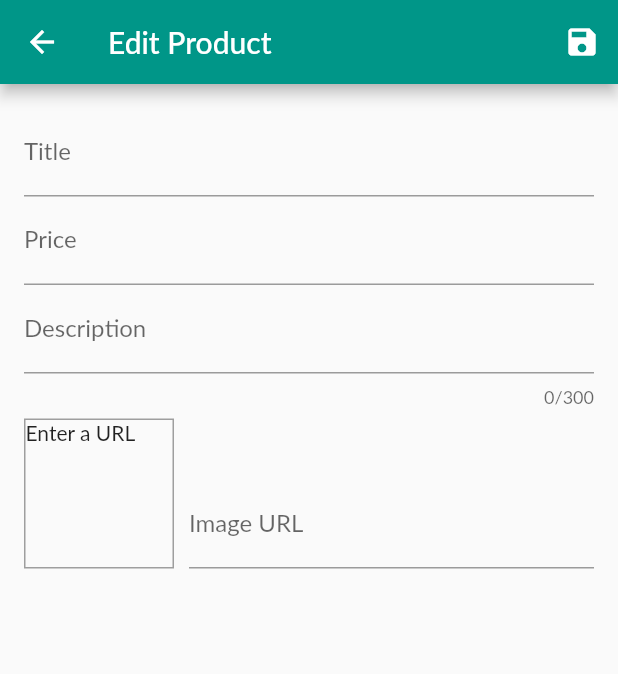
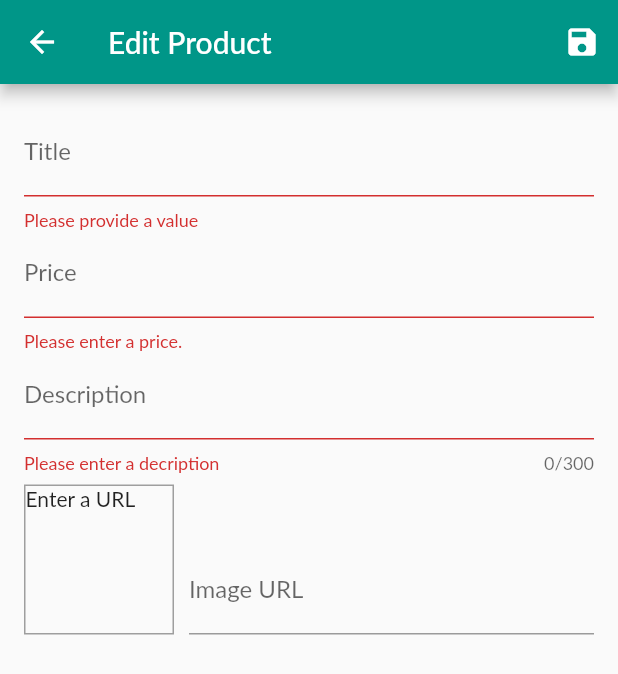
Before and after one commit to CheaVireaksat/Shopping_With_Me, a Flutter app: the EditProductScreen screen opened by its route, after a tap on the "save" icon, on a phone screen of 412 x 824 dp. Shown: the top 674 px of the screen. Run offline on Flutter 3.47's test engine with Material 2 defaults, Android fonts, the phone set to English and light mode, and no system bars; network calls fail; Roboto replaces fonts that are missing (Lato).

Commit message:
Adding validation to all input & saving new product

```diff
--- a/lib/screens/edit_product_screen.dart
+++ b/lib/screens/edit_product_screen.dart
@@ -1,6 +1,8 @@
 import 'package:flutter/material.dart';
+import 'package:provider/provider.dart';
 
 import '../providers/product.dart';
+import '../providers/products_provider.dart';
 
 class EditProductScreen extends StatefulWidget {
   static const routeName = 'edit_products';
@@ -19,17 +21,24 @@ class _EditProductScreenState extends State<EditProductScreen> {
 
   void _updateImageUrl() {
     if (!_imageUrlFocusNode.hasFocus) {
+      if ((!_imageUrlController.text.startsWith('http') &&
+              !_imageUrlController.text.startsWith('https')) ||
+          (!_imageUrlController.text.endsWith('.png') &&
+              !_imageUrlController.text.endsWith('jpg') &&
+              !_imageUrlController.text.endsWith('jpeg'))) {
+        return null;
+      }
       setState(() {});
     }
   }
 
   void _saveForm() {
+    final isValid = _form.currentState.validate();
+    if (!isValid) {
+      return;
+    }
     _form.currentState.save();
-    print(_editedProduct.title);
-    print(_editedProduct.description);
-    print(_editedProduct.price);
-    print(_editedProduct.imageUrl);
-    print(_editedProduct.id);
+    Provider.of<Products>(context, listen: false).addProduct(_editedProduct);
   }
 
   @override
@@ -68,10 +77,18 @@ class _EditProductScreenState extends State<EditProductScreen> {
           child: ListView(
             children: <Widget>[
               TextFormField(
-                decoration: InputDecoration(labelText: 'Title'),
+                decoration: InputDecoration(
+                  labelText: 'Title',
+                ),
                 textInputAction: TextInputAction.next,
                 onFieldSubmitted: (_) {
                   FocusScope.of(context).requestFocus(_priceFocusNode);
+                },
+                validator: (value) {
+                  if (value.isEmpty) {
+                    return 'Please provide a value';
+                  }
+                  return null;
                 },
                 onSaved: (value) {
                   _editedProduct = Product(
@@ -88,7 +105,19 @@ class _EditProductScreenState extends State<EditProductScreen> {
                 keyboardType: TextInputType.number,
                 focusNode: _priceFocusNode,
                 onFieldSubmitted: (_) {
-                  FocusScope.of(context).requestFocus(_priceFocusNode);
+                  FocusScope.of(context).requestFocus(_descriptionFocusNode);
+                },
+                validator: (value) {
+                  if (value.isEmpty) {
+                    return 'Please enter a price.';
+                  }
+                  if (double.tryParse(value) == null) {
+                    return 'Please enter a valid number';
+                  }
+                  if (double.parse(value) <= 0) {
+                    return 'Please enter a number greater than zero';
+                  }
+                  return null;
                 },
                 onSaved: (value) {
                   _editedProduct = Product(
@@ -104,8 +133,14 @@ class _EditProductScreenState extends State<EditProductScreen> {
                 maxLength: 300,
                 keyboardType: TextInputType.multiline,
                 focusNode: _descriptionFocusNode,
-                onFieldSubmitted: (_) {
-                  FocusScope.of(context).requestFocus(_descriptionFocusNode);
+                validator: (value) {
+                  if (value.isEmpty) {
+                    return 'Please enter a decription';
+                  }
+                  if (value.length < 10) {
+                    return 'Should be at least 10 characters long';
+                  }
+                  return null;
                 },
                 onSaved: (value) {
                   _editedProduct = Product(
@@ -145,6 +180,13 @@ class _EditProductScreenState extends State<EditProductScreen> {
                       onFieldSubmitted: (_) {
                         _saveForm();
                       },
+                      // if (value.isEmpty ||
+                      //     (!value.startsWith('http') &&
+                      //         !value.startsWith('https')) ||
+                      //     (!value.endsWith('.png') &&
+                      //         !value.endsWith('jpg') &&
+                      //         !value.endsWith('jpeg'))) {
+                      //   return null;}
                       onSaved: (value) {
                         _editedProduct = Product(
                           id: null,
```
Also changed, not shown: lib/providers/products_provider.dart (+8 -12 lines).
